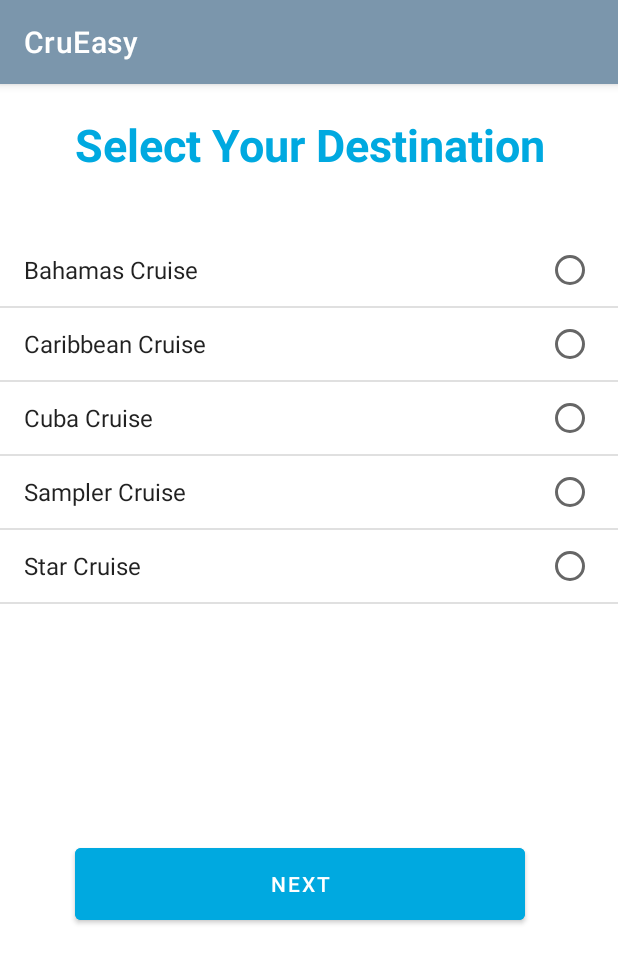
After one commit to Shirinmansouri/TravelRespository, an Android app: the fragment CruiseTypeFragment shown on its own in the app's theme, on a phone screen of 412 x 824 dp. The commit adds this screen. Shown: the top 963 px of the screen. Run offline under Robolectric (Android 15) with nearby library versions, the phone set to English and light mode, and no system bars.

Commit message:
ListView added

```diff
--- a/app/src/main/java/com/example/group6_mapd711_assignment4/CruiseDao.kt
+++ b/app/src/main/java/com/example/group6_mapd711_assignment4/CruiseDao.kt
@@ -18,6 +18,6 @@
 
     //defining a query method using @Query Annotation
     @Query("SELECT * FROM cruise  ")
-    fun getAllCruises() : LiveData<CruiseModel>
+    fun getAllCruises() : LiveData<List<CruiseModel>>
 
 }
--- /dev/null
+++ b/app/src/main/java/com/example/group6_mapd711_assignment4/CruiseTypeFragment.kt
@@ -0,0 +1,64 @@
+package com.example.group6_mapd711_assignment4
+
+import android.content.SharedPreferences
+import android.os.Bundle
+import androidx.fragment.app.Fragment
+import android.view.LayoutInflater
+import android.view.View
+import android.view.ViewGroup
+import android.widget.*
+
+class CruiseTypeFragment : Fragment(),AdapterView.OnItemClickListener {
+    override fun onCreate(savedInstanceState: Bundle?) {
+        super.onCreate(savedInstanceState)
+        arguments?.let {
+
+        }
+    }
+    override fun onCreateView(
+        inflater: LayoutInflater, container: ViewGroup?,
+        savedInstanceState: Bundle?
+    ): View? {
+        // Inflate the layout for this fragment
+        return inflater.inflate(R.layout.fragment_cruise_type, container, false)
+    }
+
+    override fun onViewCreated(view: View, savedInstanceState: Bundle?) {
+        super.onViewCreated(view, savedInstanceState)
+
+        val btnNext = view.findViewById(R.id.btnNext1) as Button
+        var listView = view.findViewById(R.id.listViewCustomerSearch) as ListView
+        var itemList : ArrayList<String> = ArrayList()
+        itemList.add("Bahamas Cruise")
+        itemList.add("Caribbean Cruise")
+        itemList.add("Cuba Cruise")
+        itemList.add("Sampler Cruise")
+        itemList.add("Star Cruise")
+
+
+        var adapter = ArrayAdapter<String>(requireContext(), android.R.layout.simple_list_item_single_choice, itemList)
+        listView.adapter = adapter
+        listView.choiceMode = ListView.CHOICE_MODE_SINGLE
+        listView.onItemClickListener=this
+        btnNext.setOnClickListener {
+          if (listView.selectedItemId == null)
+          {
+              Toast.makeText( requireContext(),"Please Select One Cruise Type", Toast.LENGTH_LONG).show()
+          }
+            else
+          {
+            (activity as MainMenuActivity).goToPackages()
+          }
+        }
+
+    }
+
+    override fun onItemClick(parent: AdapterView<*>?, view: View?, position: Int, p3: Long) {
+      var item: String = parent?.getItemAtPosition(position) as String
+        val sharedPreferences : SharedPreferences? = this.activity?.getSharedPreferences("BookingProfile", 0)
+        val editor : SharedPreferences.Editor? = sharedPreferences?.edit()
+        editor?.putString("CruiseType", item)
+        editor?.commit()
+    }
+
+}
--- /dev/null
+++ b/app/src/main/res/layout/fragment_cruise_type.xml
@@ -0,0 +1,75 @@
+<?xml version="1.0" encoding="utf-8"?>
+<FrameLayout xmlns:android="http://schemas.android.com/apk/res/android"
+    xmlns:app="http://schemas.android.com/apk/res-auto"
+    xmlns:tools="http://schemas.android.com/tools"
+    android:layout_width="match_parent"
+    android:layout_height="match_parent"
+    tools:context=".CruiseTypeFragment">
+
+    <RelativeLayout
+        android:layout_width="match_parent"
+        android:layout_height="match_parent"
+        tools:context=".SearchCustomerActivity"
+        >
+
+        <RelativeLayout
+            android:layout_width="match_parent"
+            android:layout_height="100dp"
+            android:id="@+id/headerCustomerSearch">
+
+            <TextView
+                android:layout_width="match_parent"
+                android:layout_height="match_parent"
+                android:id="@+id/headerTextViewCustomerSearch"
+                android:text="Select Your Destination"
+                android:textSize="30dp"
+                android:textStyle="bold"
+                android:textAlignment="center"
+                android:layout_marginTop="20dp"
+                android:textColor="@color/blue"/>
+
+        </RelativeLayout>
+
+        <RelativeLayout
+            android:id="@+id/centerSection"
+            android:layout_width="match_parent"
+            android:layout_height="400dp"
+            android:layout_below="@+id/headerCustomerSearch"
+            tools:context=".SearchCustomerActivity">
+
+            <ListView
+                android:id="@+id/listViewCustomerSearch"
+                android:layout_width="match_parent"
+                android:layout_height="400dp"
+
+
+                />
+        </RelativeLayout>
+        <RelativeLayout
+            android:layout_width="match_parent"
+            android:layout_height="100dp"
+            android:id="@+id/footerSection"
+            android:layout_below="@+id/centerSection">
+
+            <Button
+                android:id="@+id/btnNext1"
+                android:layout_width="300dp"
+                android:layout_height="60dp"
+                android:layout_marginStart="50dp"
+                android:layout_marginTop="3dp"
+                android:layout_marginEnd="30dp"
+                android:backgroundTint="@color/blue"
+                android:text="Next"
+                android:textAlignment="center"
+                app:layout_constraintEnd_toEndOf="parent"
+                app:layout_constraintStart_toStartOf="parent"
+                app:layout_constraintTop_toBottomOf="@id/centerSection"
+
+                tools:ignore="NotSibling" />
+
+        </RelativeLayout>
+
+    </RelativeLayout>
+
+
+</FrameLayout>
```
Also changed, not shown: app/src/main/java/com/example/group6_mapd711_assignment4/CruiseRepository.kt (+4 -4 lines), app/src/main/java/com/example/group6_mapd711_assignment4/CruiseViewModel.kt (+4 -4 lines), app/src/main/java/com/example/group6_mapd711_assignment4/ListViewAdapter.kt (added, +49 -0 lines), app/src/main/java/com/example/group6_mapd711_assignment4/MainMenuActivity.kt (+10 -5 lines), app/src/main/java/com/example/group6_mapd711_assignment4/PackagesFragment.kt (added, +78 -0 lines), app/src/main/res/layout/custom_list_view.xml (added, +59 -0 lines), app/src/main/res/layout/fragment_packages.xml (added, +75 -0 lines).
